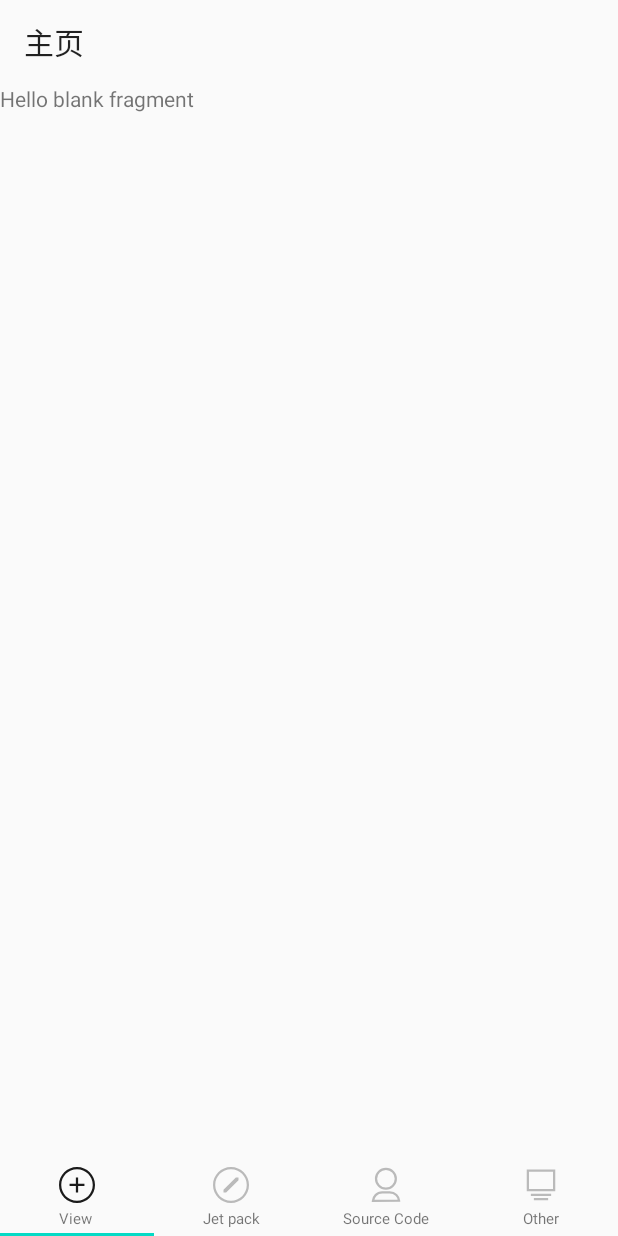
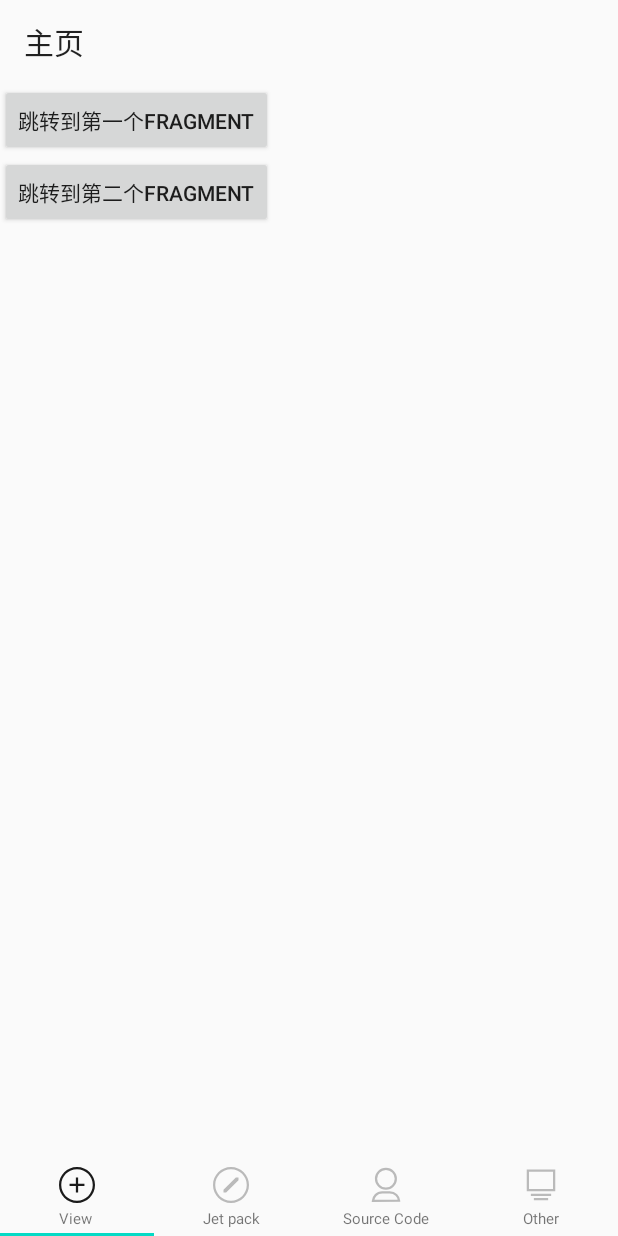
Before and after one commit to roujiaomo/KotlinDemo, an Android app: the screen it shows after launch (MainActivity), on a phone screen of 412 x 824 dp. Run offline under Robolectric (Android 15) with nearby library versions, the phone set to English and light mode, and no system bars; our stand-ins replace RxJava, data binding; libraries missing offline, so code that uses them is left out: com.gyf.immersionbar; 1 statement that could not run was skipped.

Commit message:
add Fragment live cycle test

```diff
--- a/app/src/main/java/com/example/kotlindemo/base/BaseFragment.kt
+++ b/app/src/main/java/com/example/kotlindemo/base/BaseFragment.kt
@@ -36,7 +36,7 @@ abstract class BaseFragment<DB: ViewDataBinding> : Fragment(), ChangeDisplayStat
     private var requestCode: Int? = null
     private var resultCode: Int = RESULT_CANCELED
     private var result: Intent? = null
-    private lateinit  var binding: DB
+     lateinit  var binding: DB
     override fun onAttach(context: Context) {
         super.onAttach(context)
     }
@@ -59,7 +59,7 @@ abstract class BaseFragment<DB: ViewDataBinding> : Fragment(), ChangeDisplayStat
 
     override fun onViewCreated(view: View, savedInstanceState: Bundle?) {
         super.onViewCreated(view, savedInstanceState)
-
+//        view.isClickable = true
         if (!shouldHookBaseHideKeyboard()) {
             hideKeyBoard()
         }
--- a/app/src/main/java/com/example/kotlindemo/view/component/ComponentContainerFragment.kt
+++ b/app/src/main/java/com/example/kotlindemo/view/component/ComponentContainerFragment.kt
@@ -1,15 +1,81 @@
 package com.example.kotlindemo.view.component
 
+import android.os.Bundle
+import android.util.Log
 import com.example.kotlindemo.R
 import com.example.kotlindemo.databinding.FragmentComponentContainerBinding
+import com.example.kotlindemo.view.component.test_fragment_livecycle.FirstAddChildFragment
+import com.example.kotlindemo.view.component.test_fragment_livecycle.FirstReplaceChildFragment
+import com.example.kotlindemo.view.component.test_fragment_livecycle.SecondAddChildFragment
+import com.uniqlo.circle.extension.addChildFragment
+import com.uniqlo.circle.extension.replaceChildFragment
 import com.uniqlo.circle.ui.base.BaseFragment
 
 class ComponentContainerFragment : BaseFragment<FragmentComponentContainerBinding>() {
 
+    private val TAG = "Log_fragment_livecycle"
+
     companion object {
-        @JvmStatic
         fun newInstance() = ComponentContainerFragment()
     }
 
     override fun getLayoutId() = R.layout.fragment_component_container
+
+    override fun onActivityCreated(savedInstanceState: Bundle?) {
+        super.onActivityCreated(savedInstanceState)
+        replaceChildFragment(
+            getContainerId(),
+            FirstReplaceChildFragment.newInstance()
+        )
+    }
+
+    override fun onResume() {
+        super.onResume()
+        Log.d(TAG, "-------------------------------------------")
+        Log.d(TAG, "parentFragment:${parentFragment.toString()}")
+        Log.d(TAG, "onResume:$TAG ")
+    }
+
+    override fun onPause() {
+        super.onPause()
+        Log.d(TAG, "onPause:$TAG ")
+    }
+
+    override fun onStop() {
+        super.onStop()
+        Log.d(TAG, "onStop:$TAG ")
+    }
+
+    override fun onDestroyView() {
+        super.onDestroyView()
+        Log.d(TAG, "onDestroyView:$TAG ")
+    }
+
+    override fun onDestroy() {
+        super.onDestroy()
+        Log.d(TAG, "onDestroy:$TAG ")
+    }
+
+    override fun onDetach() {
+        super.onDetach()
+        Log.d(TAG, "onDetach:$TAG ")
+    }
+
+    fun openAddFirstFragment() {
+        addChildFragment(
+            getContainerId(),
+            FirstAddChildFragment.newInstance(),
+            FirstAddChildFragment::javaClass.name
+        )
+    }
+
+    fun openSecondFirstFragment() {
+        addChildFragment(
+            getContainerId(),
+            SecondAddChildFragment.newInstance(),
+            SecondAddChildFragment::javaClass.name
+        )
+    }
+
+    override fun getContainerId() = R.id.frame_component_container
 }
--- /dev/null
+++ b/app/src/main/java/com/example/kotlindemo/view/component/test_fragment_livecycle/FirstReplaceChildFragment.kt
@@ -0,0 +1,71 @@
+package com.example.kotlindemo.view.component.test_fragment_livecycle
+
+import android.os.Bundle
+import android.util.Log
+import com.example.kotlindemo.R
+import com.example.kotlindemo.databinding.FragmentFirstReplaceChildBinding
+import com.example.kotlindemo.view.component.ComponentContainerFragment
+import com.uniqlo.circle.ui.base.BaseFragment
+
+class FirstReplaceChildFragment : BaseFragment<FragmentFirstReplaceChildBinding>() {
+    private val TAG = "Log_fragment_livecycle"
+
+
+    companion object {
+        fun newInstance() = FirstReplaceChildFragment()
+    }
+
+    override fun getLayoutId() = R.layout.fragment_first_replace_child
+
+    override fun onActivityCreated(savedInstanceState: Bundle?) {
+        super.onActivityCreated(savedInstanceState)
+        initView()
+    }
+
+    private fun initView() {
+        binding.btnToFirstFragment.setOnClickListener {
+            parentFragment?.let {
+                (it as? ComponentContainerFragment)?.openAddFirstFragment()
+            }
+        }
+        binding.btnToSecondFragment.setOnClickListener {
+            parentFragment?.let {
+                (it as? ComponentContainerFragment)?.openSecondFirstFragment()
+            }
+
+        }
+
+    }
+
+    override fun onResume() {
+        super.onResume()
+        Log.d(TAG, "-------------------------------------------")
+        Log.d(TAG, "parentFragment:${parentFragment.toString()}")
+        Log.d(TAG, "onResume:FirstReplaceChildFragment ")
+    }
+
+    override fun onPause() {
+        super.onPause()
+        Log.d(TAG, "onPause:FirstReplaceChildFragment ")
+    }
+
+    override fun onStop() {
+        super.onStop()
+        Log.d(TAG, "onStop:FirstReplaceChildFragment ")
+    }
+
+    override fun onDestroyView() {
+        super.onDestroyView()
+        Log.d(TAG, "onDestroyView:FirstReplaceChildFragment ")
+    }
+
+    override fun onDestroy() {
+        super.onDestroy()
+        Log.d(TAG, "onDestroy:FirstReplaceChildFragment ")
+    }
+
+    override fun onDetach() {
+        super.onDetach()
+        Log.d(TAG, "onDetach:FirstReplaceChildFragment ")
+    }
+}
--- a/app/src/main/res/layout/fragment_component_container.xml
+++ b/app/src/main/res/layout/fragment_component_container.xml
@@ -7,15 +7,10 @@
     </data>
 
     <FrameLayout
+        android:id="@+id/frame_component_container"
         android:layout_width="match_parent"
         android:layout_height="match_parent"
         tools:context=".view.component.ComponentContainerFragment">
 
-        <!-- TODO: Update blank fragment layout -->
-        <TextView
-            android:layout_width="match_parent"
-            android:layout_height="match_parent"
-            android:text="@string/hello_blank_fragment" />
-
     </FrameLayout>
 </layout>
--- /dev/null
+++ b/app/src/main/res/layout/fragment_first_replace_child.xml
@@ -0,0 +1,28 @@
+<?xml version="1.0" encoding="utf-8"?>
+<layout xmlns:android="http://schemas.android.com/apk/res/android"
+    xmlns:tools="http://schemas.android.com/tools">
+
+    <data>
+
+    </data>
+
+    <LinearLayout
+        android:layout_width="match_parent"
+        android:layout_height="match_parent"
+        android:orientation="vertical"
+        tools:context=".view.component.test_fragment_livecycle.FirstAddChildFragment">
+
+        <Button
+            android:id="@+id/btn_to_first_fragment"
+            android:layout_width="wrap_content"
+            android:layout_height="wrap_content"
+            android:text="@string/btn_to_first_add_fragment" />
+
+        <Button
+            android:id="@+id/btn_to_second_fragment"
+            android:layout_width="wrap_content"
+            android:layout_height="wrap_content"
+            android:text="@string/btn_to_first_second_fragment" />
+
+    </LinearLayout>
+</layout>
--- a/app/src/main/res/values/strings.xml
+++ b/app/src/main/res/values/strings.xml
@@ -6,4 +6,10 @@
     <string name="main_tab_source_code_title">Source Code</string>
     <string name="main_tab_other_title">Other</string>
 
+    <!--  test fragment live cycle-->
+    <string name="btn_to_first_add_fragment">跳转到第一个Fragment</string>
+    <string name="btn_to_first_second_fragment">跳转到第二个Fragment</string>
+    <string name="text_first_add_fragment">显示第一个Fragment界面</string>
+    <string name="text_second_add_fragment">显示第二个Fragment界面</string>
+
 </resources>
```
Also changed, not shown: app/src/main/java/com/example/kotlindemo/extension/Fragment.kt (+3 -4 lines), app/src/main/java/com/example/kotlindemo/view/component/test_fragment_livecycle/FirstAddChildFragment.kt (added, +49 -0 lines), app/src/main/java/com/example/kotlindemo/view/component/test_fragment_livecycle/SecondAddChildFragment.kt (added, +49 -0 lines), app/src/main/res/layout/fragment_first_add_child.xml (added, +22 -0 lines), app/src/main/res/layout/fragment_second_add_child.xml (added, +23 -0 lines).
